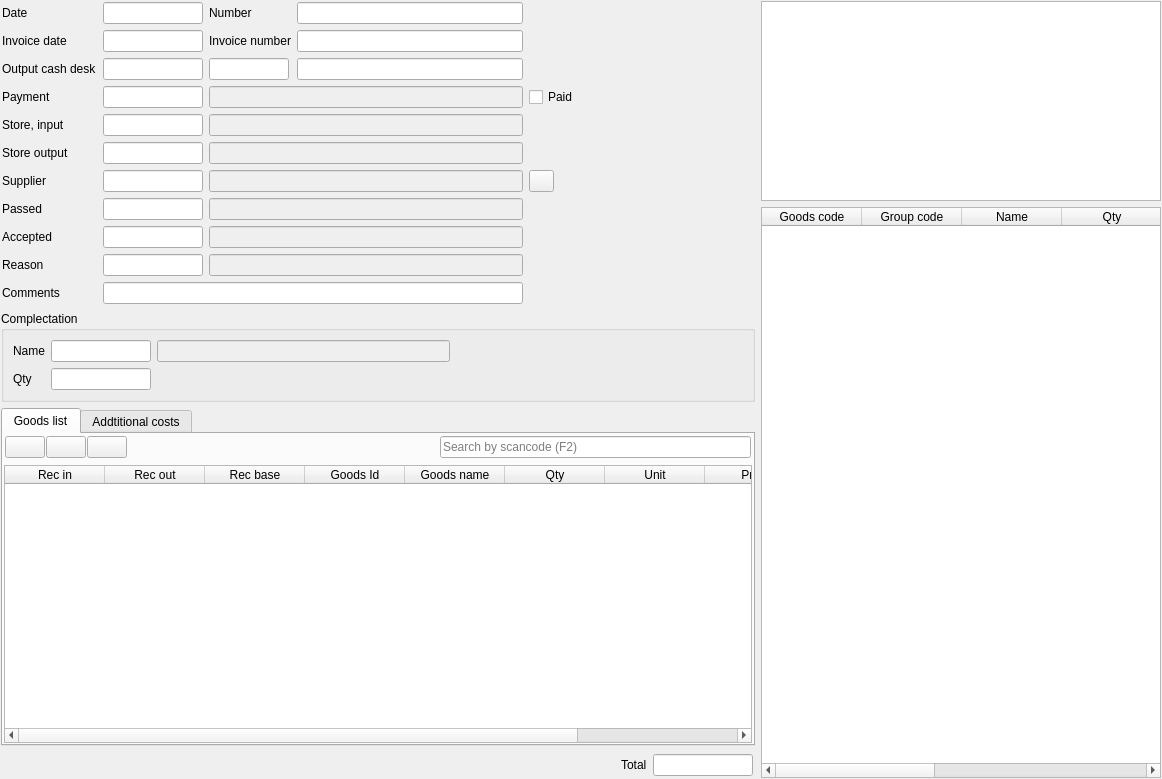
First picture: the form in FrontDesk/c5storedoc.ui, repository End1-1/Cafe5, before the edit.
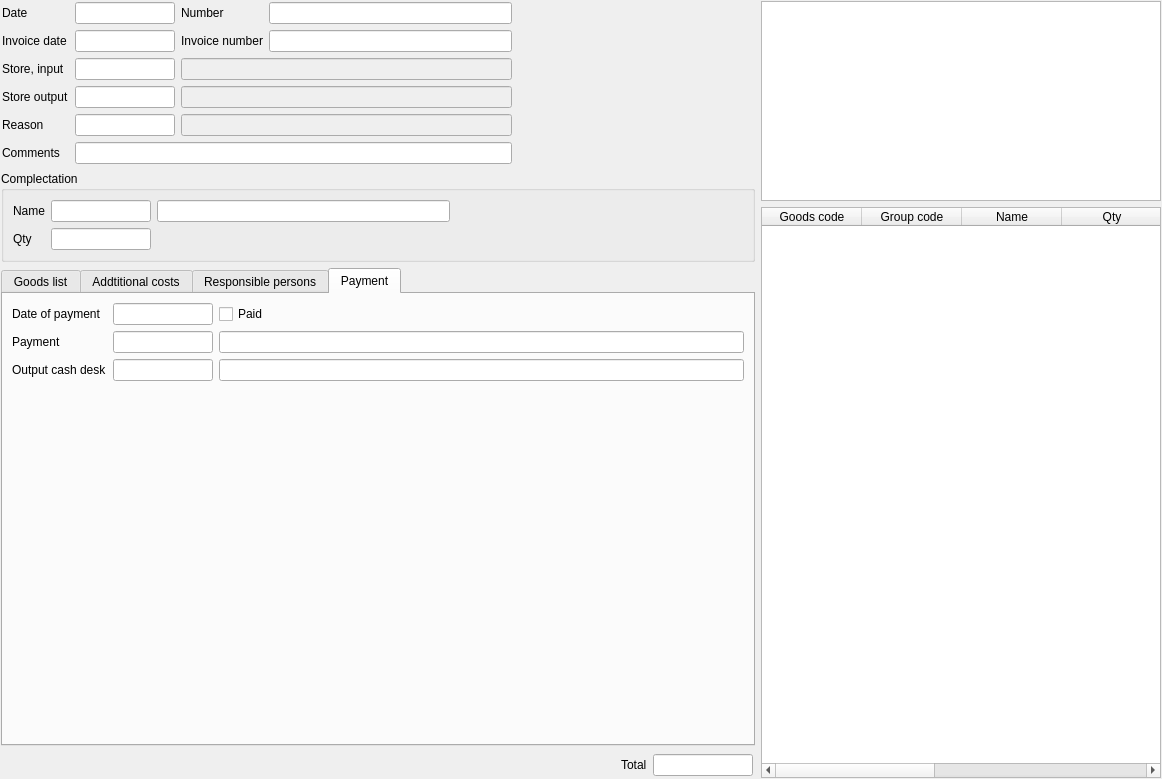
Second picture: the form after the edit. The open tabs and pages were chosen to show the change. Icons and pictures are not drawn. Custom widgets are drawn as their Qt base class.

```diff
--- a/FrontDesk/c5storedoc.ui
+++ b/FrontDesk/c5storedoc.ui
@@ -44,29 +44,18 @@
       <property name="spacing">
        <number>6</number>
       </property>
-      <item row="1" column="0">
-       <widget class="QLabel" name="lbInvoiceDate">
-        <property name="text">
-         <string>Invoice date</string>
-        </property>
-       </widget>
+      <item row="1" column="3">
+       <widget class="C5LineEdit" name="leInvoiceNumber"/>
       </item>
-      <item row="3" column="0">
-       <widget class="QLabel" name="lbPayment">
+      <item row="2" column="0">
+       <widget class="QLabel" name="lbStoreInput">
         <property name="text">
-         <string>Payment</string>
+         <string>Store, input</string>
         </property>
        </widget>
       </item>
-      <item row="0" column="0">
-       <widget class="QLabel" name="label">
-        <property name="text">
-         <string>Date</string>
-        </property>
-       </widget>
-      </item>
-      <item row="3" column="1">
-       <widget class="C5LineEditWithSelector" name="lePayment">
+      <item row="2" column="1">
+       <widget class="C5LineEditWithSelector" name="leStoreInput">
         <property name="minimumSize">
          <size>
           <width>0</width>
@@ -81,7 +70,7 @@
         </property>
        </widget>
       </item>
-      <item row="12" column="2" colspan="2">
+      <item row="7" column="2" colspan="2">
        <widget class="C5LineEdit" name="leReasonName">
         <property name="enabled">
          <bool>false</bool>
@@ -91,55 +80,96 @@
         </property>
        </widget>
       </item>
-      <item row="13" column="1" colspan="3">
+      <item row="3" column="0">
+       <widget class="QLabel" name="lbStoreOutput">
+        <property name="text">
+         <string>Store output</string>
+        </property>
+       </widget>
+      </item>
+      <item row="0" column="1">
+       <widget class="C5DateEdit" name="deDate">
+        <property name="maximumSize">
+         <size>
+          <width>100</width>
+          <height>16777215</height>
+         </size>
+        </property>
+       </widget>
+      </item>
+      <item row="2" column="2" colspan="2">
+       <widget class="C5LineEdit" name="leStoreInputName">
+        <property name="enabled">
+         <bool>false</bool>
+        </property>
+        <property name="focusPolicy">
+         <enum>Qt::NoFocus</enum>
+        </property>
+       </widget>
+      </item>
+      <item row="8" column="1" colspan="3">
        <widget class="C5LineEdit" name="leComment"/>
       </item>
-      <item row="6" column="4">
-       <widget class="QPushButton" name="btnNewPartner">
-        <property name="maximumSize">
+      <item row="0" column="4">
+       <spacer name="horizontalSpacer">
+        <property name="orientation">
+         <enum>Qt::Horizontal</enum>
+        </property>
+        <property name="sizeHint" stdset="0">
          <size>
-          <width>25</width>
-          <height>25</height>
+          <width>40</width>
+          <height>20</height>
          </size>
         </property>
-        <property name="focusPolicy">
-         <enum>Qt::NoFocus</enum>
-        </property>
-        <property name="text">
-         <string/>
-        </property>
-        <property name="icon">
-         <iconset resource="../resources/res.qrc">
-          <normaloff>:/new.png</normaloff>:/new.png</iconset>
-        </property>
-       </widget>
+       </spacer>
       </item>
-      <item row="4" column="1">
-       <widget class="C5LineEditWithSelector" name="leStoreInput">
-        <property name="minimumSize">
-         <size>
-          <width>0</width>
-          <height>0</height>
-         </size>
-        </property>
-        <property name="maximumSize">
-         <size>
-          <width>100</width>
-          <height>16777215</height>
-         </size>
+      <item row="1" column="2">
+       <widget class="QLabel" name="lbInvoiceNumber">
+        <property name="text">
+         <string>Invoice number</string>
         </property>
        </widget>
       </item>
       <item row="0" column="3">
        <widget class="C5LineEditWithSelector" name="leDocNum"/>
       </item>
-      <item row="13" column="0">
+      <item row="8" column="0">
        <widget class="QLabel" name="label_8">
         <property name="text">
          <string>Comments</string>
         </property>
        </widget>
       </item>
+      <item row="1" column="0">
+       <widget class="QLabel" name="lbInvoiceDate">
+        <property name="text">
+         <string>Invoice date</string>
+        </property>
+       </widget>
+      </item>
+      <item row="7" column="0">
+       <widget class="QLabel" name="label_4">
+        <property name="text">
+         <string>Reason</string>
+        </property>
+       </widget>
+      </item>
+      <item row="3" column="1">
+       <widget class="C5LineEditWithSelector" name="leStoreOutput">
+        <property name="minimumSize">
+         <size>
+          <width>0</width>
+          <height>0</height>
+         </size>
+        </property>
+        <property name="maximumSize">
+         <size>
+          <width>100</width>
+          <height>16777215</height>
+         </size>
+        </property>
+       </widget>
+      </item>
       <item row="0" column="2">
        <widget class="QLabel" name="label_2">
         <property name="text">
@@ -147,30 +177,7 @@
         </property>
        </widget>
       </item>
-      <item row="11" column="1">
-       <widget class="C5LineEditWithSelector" name="leAccepted">
-        <property name="maximumSize">
-         <size>
-          <width>100</width>
-          <height>16777215</height>
-         </size>
-        </property>
-       </widget>
-      </item>
-      <item row="1" column="3">
-       <widget class="C5LineEdit" name="leInvoiceNumber"/>
-      </item>
       <item row="3" column="2" colspan="2">
-       <widget class="C5LineEdit" name="lePaymentName">
-        <property name="enabled">
-         <bool>false</bool>
-        </property>
-        <property name="focusPolicy">
-         <enum>Qt::NoFocus</enum>
-        </property>
-       </widget>
-      </item>
-      <item row="5" column="2" colspan="2">
        <widget class="C5LineEdit" name="leStoreOutputName">
         <property name="enabled">
          <bool>false</bool>
@@ -180,10 +187,10 @@
         </property>
        </widget>
       </item>
-      <item row="11" column="0">
-       <widget class="QLabel" name="label_5">
+      <item row="0" column="0">
+       <widget class="QLabel" name="label">
         <property name="text">
-         <string>Accepted</string>
+         <string>Date</string>
         </property>
        </widget>
       </item>
@@ -197,81 +204,7 @@
         </property>
        </widget>
       </item>
-      <item row="1" column="2">
-       <widget class="QLabel" name="lbInvoiceNumber">
-        <property name="text">
-         <string>Invoice number</string>
-        </property>
-       </widget>
-      </item>
-      <item row="8" column="2" colspan="2">
-       <widget class="C5LineEditWithSelector" name="lePassedName">
-        <property name="enabled">
-         <bool>false</bool>
-        </property>
-        <property name="maximumSize">
-         <size>
-          <width>16777215</width>
-          <height>16777215</height>
-         </size>
-        </property>
-        <property name="focusPolicy">
-         <enum>Qt::NoFocus</enum>
-        </property>
-       </widget>
-      </item>
-      <item row="6" column="1">
-       <widget class="C5LineEditWithSelector" name="lePartner">
-        <property name="maximumSize">
-         <size>
-          <width>100</width>
-          <height>16777215</height>
-         </size>
-        </property>
-       </widget>
-      </item>
-      <item row="3" column="4">
-       <widget class="QCheckBox" name="chPaid">
-        <property name="text">
-         <string>Paid</string>
-        </property>
-       </widget>
-      </item>
-      <item row="4" column="0">
-       <widget class="QLabel" name="lbStoreInput">
-        <property name="text">
-         <string>Store, input</string>
-        </property>
-       </widget>
-      </item>
-      <item row="2" column="3">
-       <widget class="C5LineEditWithSelector" name="leCashName">
-        <property name="enabled">
-         <bool>true</bool>
-        </property>
-        <property name="readOnly">
-         <bool>true</bool>
-        </property>
-       </widget>
-      </item>
-      <item row="12" column="0">
-       <widget class="QLabel" name="label_4">
-        <property name="text">
-         <string>Reason</string>
-        </property>
-       </widget>
-      </item>
-      <item row="8" column="1">
-       <widget class="C5LineEditWithSelector" name="lePassed">
-        <property name="maximumSize">
-         <size>
-          <width>100</width>
-          <height>16777215</height>
-         </size>
-        </property>
-       </widget>
-      </item>
-      <item row="12" column="1">
+      <item row="7" column="1">
        <widget class="C5LineEditWithSelector" name="leReason">
         <property name="maximumSize">
          <size>
@@ -281,135 +214,6 @@
         </property>
        </widget>
       </item>
-      <item row="8" column="0">
-       <widget class="QLabel" name="label_6">
-        <property name="text">
-         <string>Passed</string>
-        </property>
-       </widget>
-      </item>
-      <item row="6" column="2" colspan="2">
-       <widget class="C5LineEdit" name="lePartnerName">
-        <property name="enabled">
-         <bool>false</bool>
-        </property>
-        <property name="focusPolicy">
-         <enum>Qt::NoFocus</enum>
-        </property>
-       </widget>
-      </item>
-      <item row="11" column="2" colspan="2">
-       <widget class="C5LineEditWithSelector" name="leAcceptedName">
-        <property name="enabled">
-         <bool>false</bool>
-        </property>
-        <property name="maximumSize">
-         <size>
-          <width>16777215</width>
-          <height>16777215</height>
-         </size>
-        </property>
-        <property name="focusPolicy">
-         <enum>Qt::NoFocus</enum>
-        </property>
-       </widget>
-      </item>
-      <item row="5" column="1">
-       <widget class="C5LineEditWithSelector" name="leStoreOutput">
-        <property name="minimumSize">
-         <size>
-          <width>0</width>
-          <height>0</height>
-         </size>
-        </property>
-        <property name="maximumSize">
-         <size>
-          <width>100</width>
-          <height>16777215</height>
-         </size>
-        </property>
-       </widget>
-      </item>
-      <item row="4" column="2" colspan="2">
-       <widget class="C5LineEdit" name="leStoreInputName">
-        <property name="enabled">
-         <bool>false</bool>
-        </property>
-        <property name="focusPolicy">
-         <enum>Qt::NoFocus</enum>
-        </property>
-       </widget>
-      </item>
-      <item row="6" column="0">
-       <widget class="QLabel" name="lbPartner">
-        <property name="text">
-         <string>Supplier</string>
-        </property>
-       </widget>
-      </item>
-      <item row="0" column="1">
-       <widget class="C5DateEdit" name="deDate">
-        <property name="maximumSize">
-         <size>
-          <width>100</width>
-          <height>16777215</height>
-         </size>
-        </property>
-       </widget>
-      </item>
-      <item row="5" column="0">
-       <widget class="QLabel" name="lbStoreOutput">
-        <property name="text">
-         <string>Store output</string>
-        </property>
-       </widget>
-      </item>
-      <item row="0" column="4">
-       <spacer name="horizontalSpacer">
-        <property name="orientation">
-         <enum>Qt::Horizontal</enum>
-        </property>
-        <property name="sizeHint" stdset="0">
-         <size>
-          <width>40</width>
-          <height>20</height>
-         </size>
-        </property>
-       </spacer>
-      </item>
-      <item row="2" column="0">
-       <widget class="QLabel" name="lbCashDoc">
-        <property name="enabled">
-         <bool>true</bool>
-        </property>
-        <property name="text">
-         <string>Output cash desk</string>
-        </property>
-       </widget>
-      </item>
-      <item row="2" column="1">
-       <widget class="C5DateEdit" name="deCashDate">
-        <property name="enabled">
-         <bool>true</bool>
-        </property>
-        <property name="maximumSize">
-         <size>
-          <width>100</width>
-          <height>16777215</height>
-         </size>
-        </property>
-       </widget>
-      </item>
-      <item row="2" column="2">
-       <widget class="C5LineEditWithSelector" name="leCash">
-        <property name="maximumSize">
-         <size>
-          <width>80</width>
-          <height>16777215</height>
-         </size>
-        </property>
-       </widget>
-      </item>
      </layout>
     </widget>
    </item>
@@ -547,6 +351,9 @@
        <height>0</height>
       </size>
      </property>
+     <property name="focusPolicy">
+      <enum>Qt::NoFocus</enum>
+     </property>
      <property name="currentIndex">
       <number>0</number>
      </property>
@@ -812,6 +619,255 @@
        </item>
       </layout>
      </widget>
+     <widget class="QWidget" name="tab">
+      <attribute name="title">
+       <string>Responsible persons</string>
+      </attribute>
+      <layout class="QGridLayout" name="gridLayout_4">
+       <item row="0" column="2">
+        <widget class="C5LineEdit" name="lePartnerName">
+         <property name="enabled">
+          <bool>false</bool>
+         </property>
+         <property name="focusPolicy">
+          <enum>Qt::NoFocus</enum>
+         </property>
+        </widget>
+       </item>
+       <item row="1" column="1">
+        <widget class="C5LineEditWithSelector" name="lePassed">
+         <property name="maximumSize">
+          <size>
+           <width>100</width>
+           <height>16777215</height>
+          </size>
+         </property>
+        </widget>
+       </item>
+       <item row="2" column="0">
+        <widget class="QLabel" name="label_5">
+         <property name="text">
+          <string>Accepted</string>
+         </property>
+        </widget>
+       </item>
+       <item row="1" column="2">
+        <widget class="C5LineEditWithSelector" name="lePassedName">
+         <property name="enabled">
+          <bool>false</bool>
+         </property>
+         <property name="maximumSize">
+          <size>
+           <width>16777215</width>
+           <height>16777215</height>
+          </size>
+         </property>
+         <property name="focusPolicy">
+          <enum>Qt::NoFocus</enum>
+         </property>
+        </widget>
+       </item>
+       <item row="0" column="1">
+        <widget class="C5LineEditWithSelector" name="lePartner">
+         <property name="maximumSize">
+          <size>
+           <width>100</width>
+           <height>16777215</height>
+          </size>
+         </property>
+        </widget>
+       </item>
+       <item row="1" column="0">
+        <widget class="QLabel" name="label_6">
+         <property name="text">
+          <string>Passed</string>
+         </property>
+        </widget>
+       </item>
+       <item row="0" column="0">
+        <widget class="QLabel" name="lbPartner">
+         <property name="text">
+          <string>Supplier</string>
+         </property>
+        </widget>
+       </item>
+       <item row="0" column="3">
+        <widget class="QPushButton" name="btnNewPartner">
+         <property name="maximumSize">
+          <size>
+           <width>25</width>
+           <height>25</height>
+          </size>
+         </property>
+         <property name="focusPolicy">
+          <enum>Qt::NoFocus</enum>
+         </property>
+         <property name="text">
+          <string/>
+         </property>
+         <property name="icon">
+          <iconset resource="../resources/res.qrc">
+           <normaloff>:/new.png</normaloff>:/new.png</iconset>
+         </property>
+        </widget>
+       </item>
+       <item row="2" column="1">
+        <widget class="C5LineEditWithSelector" name="leAccepted">
+         <property name="maximumSize">
+          <size>
+           <width>100</width>
+           <height>16777215</height>
+          </size>
+         </property>
+        </widget>
+       </item>
+       <item row="2" column="2">
+        <widget class="C5LineEditWithSelector" name="leAcceptedName">
+         <property name="enabled">
+          <bool>false</bool>
+         </property>
+         <property name="maximumSize">
+          <size>
+           <width>16777215</width>
+           <height>16777215</height>
+          </size>
+         </property>
+         <property name="focusPolicy">
+          <enum>Qt::NoFocus</enum>
+         </property>
+        </widget>
+       </item>
+       <item row="3" column="2">
+        <spacer name="verticalSpacer">
+         <property name="orientation">
+          <enum>Qt::Vertical</enum>
+         </property>
+         <property name="sizeHint" stdset="0">
+          <size>
+           <width>20</width>
+           <height>40</height>
+          </size>
+         </property>
+        </spacer>
+       </item>
+      </layout>
+     </widget>
+     <widget class="QWidget" name="tab_2">
+      <attribute name="title">
+       <string>Payment</string>
+      </attribute>
+      <layout class="QGridLayout" name="gridLayout_5">
+       <item row="0" column="1">
+        <widget class="C5DateEdit" name="deCashDate">
+         <property name="enabled">
+          <bool>true</bool>
+         </property>
+         <property name="maximumSize">
+          <size>
+           <width>100</width>
+           <height>16777215</height>
+          </size>
+         </property>
+        </widget>
+       </item>
+       <item row="1" column="2">
+        <widget class="C5LineEdit" name="lePaymentName">
+         <property name="enabled">
+          <bool>true</bool>
+         </property>
+         <property name="focusPolicy">
+          <enum>Qt::NoFocus</enum>
+         </property>
+         <property name="readOnly">
+          <bool>true</bool>
+         </property>
+        </widget>
+       </item>
+       <item row="2" column="1">
+        <widget class="C5LineEditWithSelector" name="leCash">
+         <property name="maximumSize">
+          <size>
+           <width>100</width>
+           <height>16777215</height>
+          </size>
+         </property>
+        </widget>
+       </item>
+       <item row="1" column="0">
+        <widget class="QLabel" name="lbPayment">
+         <property name="text">
+          <string>Payment</string>
+         </property>
+        </widget>
+       </item>
+       <item row="1" column="1">
+        <widget class="C5LineEditWithSelector" name="lePayment">
+         <property name="minimumSize">
+          <size>
+           <width>0</width>
+           <height>0</height>
+          </size>
+         </property>
+         <property name="maximumSize">
+          <size>
+           <width>100</width>
+           <height>16777215</height>
+          </size>
+         </property>
+        </widget>
+       </item>
+       <item row="0" column="0">
+        <widget class="QLabel" name="label_10">
+         <property name="text">
+          <string>Date of payment</string>
+         </property>
+        </widget>
+       </item>
+       <item row="2" column="2">
+        <widget class="C5LineEditWithSelector" name="leCashName">
+         <property name="enabled">
+          <bool>true</bool>
+         </property>
+         <property name="focusPolicy">
+          <enum>Qt::NoFocus</enum>
+         </property>
+         <property name="readOnly">
+          <bool>true</bool>
+         </property>
+        </widget>
+       </item>
+       <item row="0" column="2">
+        <widget class="QCheckBox" name="chPaid">
+         <property name="text">
+          <string>Paid</string>
+         </property>
+        </widget>
+       </item>
+       <item row="2" column="0">
+        <widget class="QLabel" name="lbCashDoc">
+         <property name="enabled">
+          <bool>true</bool>
+         </property>
+         <property name="text">
+          <string>Output cash desk</string>
+         </property>
+        </widget>
+       </item>
+       <item row="3" column="1">
+        <spacer name="verticalSpacer_2">
+         <property name="orientation">
+          <enum>Qt::Vertical</enum>
+         </property>
+         <property name="sizeHint" stdset="0">
+          <size>
+           <width>20</width>
+           <height>40</height>
+          </size>
+         </property>
+        </spacer>
+       </item>
+      </layout>
+     </widget>
     </widget>
    </item>
    <item row="1" column="0">
@@ -846,7 +902,10 @@
       <item row="0" column="2">
        <widget class="C5LineEditWithSelector" name="leComplectationName">
         <property name="enabled">
-         <bool>false</bool>
+         <bool>true</bool>
+        </property>
+        <property name="readOnly">
+         <bool>true</bool>
         </property>
        </widget>
       </item>
@@ -1019,11 +1078,6 @@
   </layout>
  </widget>
  <customwidgets>
-  <customwidget>
-   <class>C5DateEdit</class>
-   <extends>QLineEdit</extends>
-   <header location="global">c5dateedit.h</header>
-  </customwidget>
   <customwidget>
    <class>C5LineEdit</class>
    <extends>QLineEdit</extends>
@@ -1039,6 +1093,11 @@
    <extends>QLineEdit</extends>
    <header location="global">c5lineeditwithselector.h</header>
   </customwidget>
+  <customwidget>
+   <class>C5DateEdit</class>
+   <extends>QLineEdit</extends>
+   <header location="global">c5dateedit.h</header>
+  </customwidget>
  </customwidgets>
  <tabstops>
   <tabstop>deDate</tabstop>
```
Left out of the diff: 21 changed lines with no effect on the pictures.
